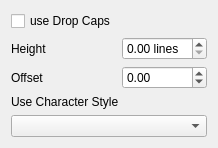
This is Scribus/scribus/ui/propertywidget_dropcapbase.ui in AlterScribus/ece15 as Qt 5 draws it before an edit. The edited form follows.
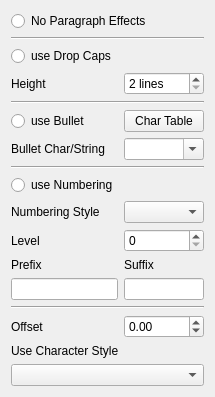
This is the edited form. Custom widgets are drawn as their Qt base class.

Commit message: Fixing style editor. Add on-the-fly bullet/numeration control in PP.

The edit to the form file:
```diff
--- a/Scribus/scribus/ui/propertywidget_dropcapbase.ui
+++ b/Scribus/scribus/ui/propertywidget_dropcapbase.ui
@@ -6,15 +6,82 @@
    <rect>
     <x>0</x>
     <y>0</y>
-    <width>211</width>
-    <height>142</height>
+    <width>198</width>
+    <height>396</height>
    </rect>
   </property>
   <property name="windowTitle">
    <string>Form</string>
   </property>
   <layout class="QGridLayout" name="gridLayout" columnstretch="0,0">
-   <item row="1" column="0">
+   <item row="12" column="1">
+    <widget class="SMScComboBox" name="numStyleCombo">
+     <property name="sizePolicy">
+      <sizepolicy hsizetype="Expanding" vsizetype="Fixed">
+       <horstretch>0</horstretch>
+       <verstretch>0</verstretch>
+      </sizepolicy>
+     </property>
+    </widget>
+   </item>
+   <item row="23" column="0" colspan="2">
+    <widget class="CharStyleComboBox" name="peCharStyleCombo"/>
+   </item>
+   <item row="11" column="0">
+    <widget class="SMRadioButton" name="numRadio_">
+     <property name="text">
+      <string>use Numbering</string>
+     </property>
+    </widget>
+   </item>
+   <item row="8" column="0">
+    <widget class="SMRadioButton" name="bulletRadio_">
+     <property name="text">
+      <string>use Bullet</string>
+     </property>
+    </widget>
+   </item>
+   <item row="9" column="1">
+    <widget class="SMScComboBox" name="bulletStrEdit_">
+     <property name="sizePolicy">
+      <sizepolicy hsizetype="MinimumExpanding" vsizetype="Fixed">
+       <horstretch>0</horstretch>
+       <verstretch>0</verstretch>
+      </sizepolicy>
+     </property>
+     <property name="minimumSize">
+      <size>
+       <width>50</width>
+       <height>0</height>
+      </size>
+     </property>
+     <property name="editable">
+      <bool>true</bool>
+     </property>
+    </widget>
+   </item>
+   <item row="21" column="1">
+    <widget class="ScrSpinBox" name="peOffset_">
+     <property name="minimum">
+      <double>-99.989999999999995</double>
+     </property>
+    </widget>
+   </item>
+   <item row="20" column="0" colspan="2">
+    <widget class="Line" name="line_3">
+     <property name="orientation">
+      <enum>Qt::Horizontal</enum>
+     </property>
+    </widget>
+   </item>
+   <item row="10" column="0" colspan="2">
+    <widget class="Line" name="line_2">
+     <property name="orientation">
+      <enum>Qt::Horizontal</enum>
+     </property>
+    </widget>
+   </item>
+   <item row="5" column="0">
     <widget class="QLabel" name="dropCapLinesLabel">
      <property name="toolTip">
       <string>Ensure that first lines of a paragraph won't end up separated from the rest (known as widow/orphan control)</string>
@@ -24,50 +91,163 @@
      </property>
     </widget>
    </item>
-   <item row="1" column="1">
+   <item row="21" column="0">
+    <widget class="QLabel" name="peOffsetLabel">
+     <property name="text">
+      <string>Offset</string>
+     </property>
+     <property name="buddy">
+      <cstring>peOffset_</cstring>
+     </property>
+    </widget>
+   </item>
+   <item row="17" column="0">
+    <widget class="QLineEdit" name="numPrefix"/>
+   </item>
+   <item row="7" column="0" colspan="2">
+    <widget class="Line" name="line">
+     <property name="orientation">
+      <enum>Qt::Horizontal</enum>
+     </property>
+    </widget>
+   </item>
+   <item row="9" column="0">
+    <widget class="QLabel" name="bulletCharLabel">
+     <property name="text">
+      <string>Bullet Char/String</string>
+     </property>
+     <property name="buddy">
+      <cstring>bulletStrEdit_</cstring>
+     </property>
+    </widget>
+   </item>
+   <item row="22" column="0" colspan="2">
+    <widget class="QLabel" name="peCharStyleLabel">
+     <property name="text">
+      <string>Use Character Style</string>
+     </property>
+     <property name="buddy">
+      <cstring>peCharStyleCombo</cstring>
+     </property>
+    </widget>
+   </item>
+   <item row="16" column="1">
+    <widget class="QLabel" name="numSuffixLabel">
+     <property name="text">
+      <string>Suffix</string>
+     </property>
+     <property name="buddy">
+      <cstring>numSuffix</cstring>
+     </property>
+    </widget>
+   </item>
+   <item row="16" column="0">
+    <widget class="QLabel" name="numPrefixLabel">
+     <property name="text">
+      <string>Prefix</string>
+     </property>
+     <property name="buddy">
+      <cstring>numPrefix</cstring>
+     </property>
+    </widget>
+   </item>
+   <item row="12" column="0">
+    <widget class="QLabel" name="numStyleLabel">
+     <property name="text">
+      <string>Numbering Style</string>
+     </property>
+     <property name="buddy">
+      <cstring>numStyleCombo</cstring>
+     </property>
+    </widget>
+   </item>
+   <item row="15" column="0">
+    <widget class="QLabel" name="numLevelLabel">
+     <property name="text">
+      <string>Level</string>
+     </property>
+     <property name="buddy">
+      <cstring>numLevelSpin</cstring>
+     </property>
+    </widget>
+   </item>
+   <item row="4" column="0">
+    <widget class="SMRadioButton" name="dropCapRadio_">
+     <property name="text">
+      <string>use Drop Caps</string>
+     </property>
+    </widget>
+   </item>
+   <item row="15" column="1">
+    <widget class="SMSpinBox" name="numLevelSpin"/>
+   </item>
+   <item row="17" column="1">
+    <widget class="QLineEdit" name="numSuffix"/>
+   </item>
+   <item row="8" column="1">
+    <widget class="QPushButton" name="bulletCharTableButton_">
+     <property name="sizePolicy">
+      <sizepolicy hsizetype="MinimumExpanding" vsizetype="Fixed">
+       <horstretch>0</horstretch>
+       <verstretch>0</verstretch>
+      </sizepolicy>
+     </property>
+     <property name="text">
+      <string>Char Table</string>
+     </property>
+     <property name="checkable">
+      <bool>true</bool>
+     </property>
+    </widget>
+   </item>
+   <item row="5" column="1">
     <widget class="ScrSpinBox" name="dropCapLines">
      <property name="suffix">
       <string> lines</string>
      </property>
+     <property name="decimals">
+      <number>0</number>
+     </property>
+     <property name="minimum">
+      <double>2.000000000000000</double>
+     </property>
      <property name="maximum">
-      <number>10</number>
-     </property>
-    </widget>
-   </item>
-   <item row="2" column="0">
-    <widget class="QLabel" name="dropCapOffsetLabel">
-     <property name="text">
-      <string>Offset</string>
-     </property>
-    </widget>
-   </item>
-   <item row="0" column="0">
-    <widget class="QCheckBox" name="dropCapBox">
-     <property name="text">
-      <string>use Drop Caps</string>
+      <double>10.000000000000000</double>
      </property>
     </widget>
    </item>
    <item row="3" column="0" colspan="2">
-    <widget class="QLabel" name="dropCapCharStyleLabel">
-     <property name="text">
-      <string>Use Character Style</string>
+    <widget class="Line" name="line_4">
+     <property name="orientation">
+      <enum>Qt::Horizontal</enum>
      </property>
     </widget>
    </item>
-   <item row="4" column="0" colspan="2">
-    <widget class="CharStyleComboBox" name="dropCapCharStyleCombo"/>
-   </item>
-   <item row="2" column="1">
-    <widget class="ScrSpinBox" name="dropCapOffset">
-     <property name="minimum">
-      <double>-99.989999999999995</double>
+   <item row="2" column="0" colspan="2">
+    <widget class="QRadioButton" name="peOffRadio">
+     <property name="text">
+      <string>No Paragraph Effects</string>
      </property>
     </widget>
    </item>
   </layout>
  </widget>
  <customwidgets>
+  <customwidget>
+   <class>SMScComboBox</class>
+   <extends>QComboBox</extends>
+   <header>ui/smsccombobox.h</header>
+  </customwidget>
+  <customwidget>
+   <class>SMSpinBox</class>
+   <extends>QSpinBox</extends>
+   <header>ui/smspinbox.h</header>
+  </customwidget>
+  <customwidget>
+   <class>SMRadioButton</class>
+   <extends>QRadioButton</extends>
+   <header>ui/smradiobutton.h</header>
+  </customwidget>
   <customwidget>
    <class>ScrSpinBox</class>
    <extends>QDoubleSpinBox</extends>
```
Left out of the diff: 3 changed lines with no effect on the pictures. The commit also changes 18 other files.
